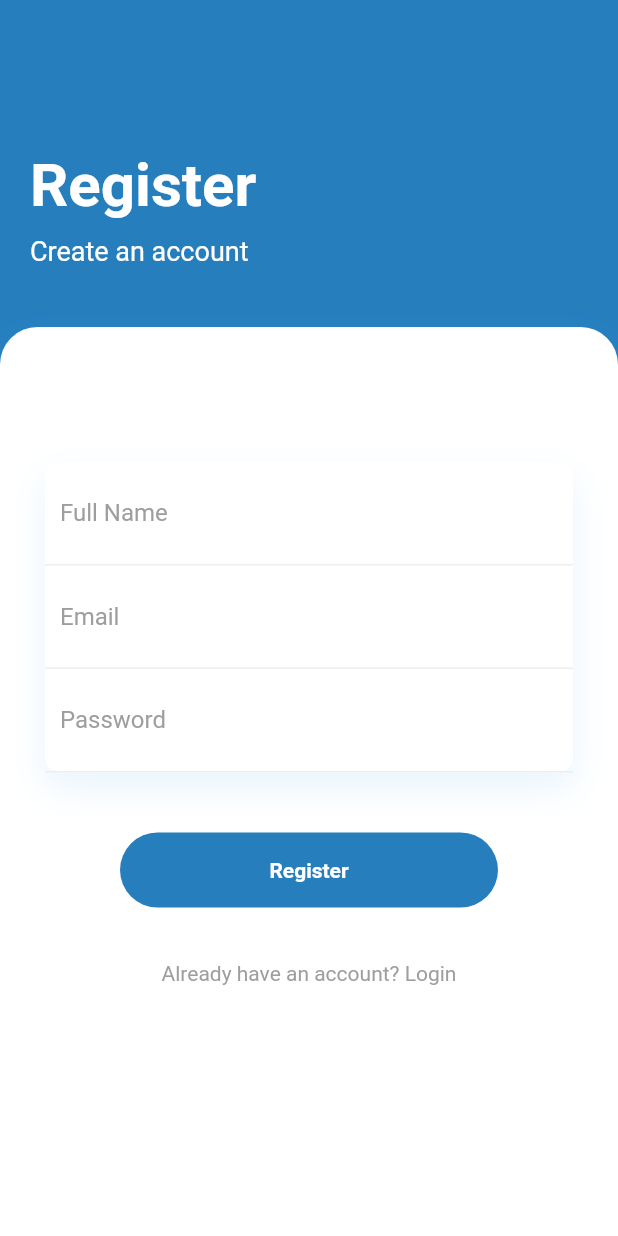
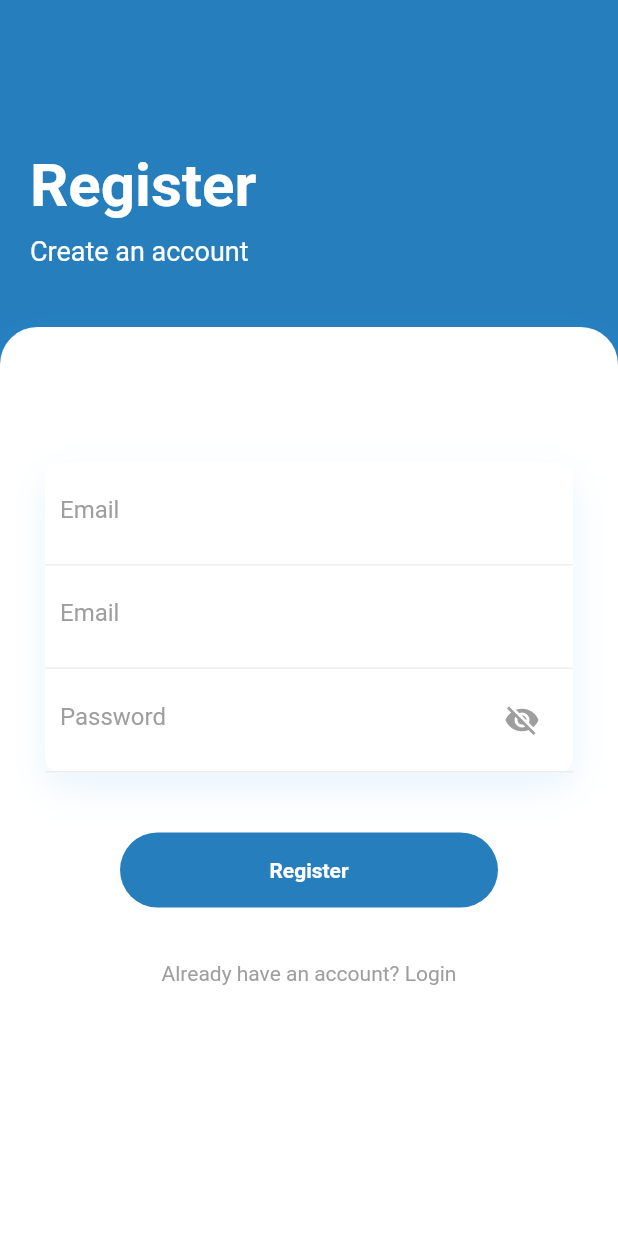
Before and after one commit to kauanhindlmayer/mental-health-app, a Flutter app: the screen it shows after launch, after a tap on "Login", after a tap on "Don't have an account? Register", on a phone screen of 412 x 824 dp. Run offline on Flutter 3.47's test engine with Material 2 defaults, Android fonts, the phone set to English and light mode, and no system bars; our stand-ins replace cloud_firestore, firebase_auth, firebase_core, font_awesome_flutter; accounts and stored records are empty.

Commit message:
feat: form container widget

```diff
--- a/lib/app_router.dart
+++ b/lib/app_router.dart
@@ -1,6 +1,8 @@
+import 'package:firebase_auth/firebase_auth.dart';
 import 'package:flutter/material.dart';
+import 'package:mentalhealthapp/components/splash_screen.dart';
 import 'package:mentalhealthapp/pages/authentication/login_page.dart';
-import 'package:mentalhealthapp/pages/authentication/registration_page.dart';
+import 'package:mentalhealthapp/pages/authentication/sign_up_page.dart';
 import 'package:mentalhealthapp/pages/consultants/consultant_formulary_page.dart';
 import 'package:mentalhealthapp/pages/exercises/exercise_formulary_page.dart';
 import 'package:mentalhealthapp/pages/home/home_page.dart';
@@ -9,7 +11,16 @@ import 'package:mentalhealthapp/pages/messages/messages_page.dart';
 class AppRoutes {
   static Map<String, WidgetBuilder> getRoutes() {
     return {
-      '/register': (context) => const RegistrationPage(),
+      '/': (context) => SplashScreen(
+            child: StreamBuilder<User?>(
+              stream: FirebaseAuth.instance.authStateChanges(),
+              builder: (context, snapshot) {
+                if (!snapshot.hasData) return const LoginPage();
+                return const HomePage();
+              },
+            ),
+          ),
+      '/sign-up': (context) => const SignUpPage(),
       '/login': (context) => const LoginPage(),
       '/home': (context) => const HomePage(),
       '/messages': (context) => const MessagesPage(),
--- a/lib/components/custom_tile.dart
+++ b/lib/components/custom_tile.dart
@@ -29,11 +29,11 @@ class CustomTile extends StatelessWidget {
           color: MyColors.primary_white,
           borderRadius: BorderRadius.circular(16.0),
           border: Border.all(
-            color: MyColors.quaternary_gray,
+            color: MyColors.primary_black,
           ),
           boxShadow: const [
             BoxShadow(
-              color: MyColors.quaternary_gray,
+              color: MyColors.primary_black,
               spreadRadius: 1,
               blurRadius: 5,
               offset: Offset(0, 2),
--- /dev/null
+++ b/lib/components/form_container_widget.dart
@@ -0,0 +1,80 @@
+// ignore_for_file: library_private_types_in_public_api
+
+import 'package:flutter/material.dart';
+import 'package:mentalhealthapp/utils/colors.dart';
+
+class FormContainerWidget extends StatefulWidget {
+  final TextEditingController? controller;
+  final Key? fieldKey;
+  final bool? isPasswordField;
+  final String? hintText;
+  final String? labelText;
+  final String? helperText;
+  final FormFieldSetter<String>? onSaved;
+  final FormFieldValidator<String>? validator;
+  final ValueChanged<String>? onFieldSubmitted;
+  final TextInputType? inputType;
+
+  const FormContainerWidget(
+      {super.key,
+      this.controller,
+      this.isPasswordField,
+      this.fieldKey,
+      this.hintText,
+      this.labelText,
+      this.helperText,
+      this.onSaved,
+      this.validator,
+      this.onFieldSubmitted,
+      this.inputType});
+
+  @override
+  _FormContainerWidgetState createState() => _FormContainerWidgetState();
+}
+
+class _FormContainerWidgetState extends State<FormContainerWidget> {
+  bool _obscureText = true;
+
+  @override
+  Widget build(BuildContext context) {
+    return Container(
+      padding: const EdgeInsets.all(10),
+      decoration: BoxDecoration(
+        border: Border(
+          bottom: BorderSide(
+            color: Colors.grey[200]!,
+          ),
+        ),
+      ),
+      child: TextFormField(
+        controller: widget.controller,
+        keyboardType: widget.inputType,
+        key: widget.fieldKey,
+        obscureText: widget.isPasswordField == true ? _obscureText : false,
+        onSaved: widget.onSaved,
+        validator: widget.validator,
+        onFieldSubmitted: widget.onFieldSubmitted,
+        decoration: InputDecoration(
+          border: InputBorder.none,
+          hintText: widget.hintText,
+          hintStyle: const TextStyle(color: MyColors.quaternary_gray),
+          suffixIcon: GestureDetector(
+            onTap: () {
+              setState(() {
+                _obscureText = !_obscureText;
+              });
+            },
+            child: widget.isPasswordField == true
+                ? Icon(
+                    _obscureText ? Icons.visibility_off : Icons.visibility,
+                    color: _obscureText == false
+                        ? MyColors.primary_blue
+                        : MyColors.quaternary_gray,
+                  )
+                : const Text(""),
+          ),
+        ),
+      ),
+    );
+  }
+}
--- /dev/null
+++ b/lib/components/splash_screen.dart
@@ -0,0 +1,41 @@
+import 'package:flutter/material.dart';
+import 'package:mentalhealthapp/utils/colors.dart';
+
+class SplashScreen extends StatefulWidget {
+  final Widget? child;
+  const SplashScreen({super.key, this.child});
+
+  @override
+  State<SplashScreen> createState() => _SplashScreenState();
+}
+
+class _SplashScreenState extends State<SplashScreen> {
+  @override
+  void initState() {
+    Future.delayed(const Duration(seconds: 3), () {
+      Navigator.pushAndRemoveUntil(
+        context,
+        MaterialPageRoute(builder: (context) => widget.child!),
+        (route) => false,
+      );
+    });
+    super.initState();
+  }
+
+  @override
+  Widget build(BuildContext context) {
+    return const Scaffold(
+      backgroundColor: MyColors.primary_blue,
+      body: Center(
+        child: Text(
+          "Mental Health App",
+          style: TextStyle(
+            color: MyColors.primary_white,
+            fontWeight: FontWeight.bold,
+            fontSize: 20,
+          ),
+        ),
+      ),
+    );
+  }
+}
--- a/lib/main.dart
+++ b/lib/main.dart
@@ -1,9 +1,6 @@
-import 'package:firebase_auth/firebase_auth.dart';
 import 'package:firebase_core/firebase_core.dart';
 import 'package:flutter/material.dart';
 import 'package:mentalhealthapp/app_router.dart';
-import 'package:mentalhealthapp/pages/authentication/login_page.dart';
-import 'package:mentalhealthapp/pages/home/home_page.dart';
 import 'package:mentalhealthapp/settings/firebase_options.dart';
 
 Future main() async {
@@ -21,13 +18,6 @@ class MyApp extends StatelessWidget {
       debugShowCheckedModeBanner: false,
       initialRoute: '/',
       routes: AppRoutes.getRoutes(),
-      home: StreamBuilder<User?>(
-        stream: FirebaseAuth.instance.authStateChanges(),
-        builder: (context, snapshot) {
-          if (!snapshot.hasData) return const LoginPage();
-          return const HomePage();
-        },
-      ),
     );
   }
 }
--- a/lib/pages/authentication/login_page.dart
+++ b/lib/pages/authentication/login_page.dart
@@ -2,7 +2,8 @@
 
 import 'package:flutter/material.dart';
 import 'package:font_awesome_flutter/font_awesome_flutter.dart';
-import 'package:mentalhealthapp/services/authentication_service.dart';
+import 'package:mentalhealthapp/components/form_container_widget.dart';
+import 'package:mentalhealthapp/services/firebase_auth_service.dart';
 import 'package:mentalhealthapp/utils/colors.dart';
 
 class LoginPage extends StatefulWidget {
@@ -26,7 +27,7 @@ class _LoginPageState extends State<LoginPage> {
 
     setState(() => _loading = true);
 
-    await AuthenticationService().signInWithEmailAndPassword(email, password);
+    await FirebaseAuthService().signInWithEmailAndPassword(email, password);
 
     setState(() => _loading = false);
   }
@@ -110,16 +111,7 @@ class _LoginPageState extends State<LoginPage> {
                           key: _formKey,
                           child: Column(
                             children: <Widget>[
-                              Container(
-                                padding: const EdgeInsets.all(10),
-                                decoration: BoxDecoration(
-                                  border: Border(
-                                    bottom: BorderSide(
-                                      color: Colors.grey[200]!,
-                                    ),
-                                  ),
-                                ),
-                                child: TextFormField(
+                              FormContainerWidget(
                                 controller: _emailController,
                                 validator: (value) {
                                   if (value == null || value.isEmpty) {
@@ -127,23 +119,9 @@ class _LoginPageState extends State<LoginPage> {
                                   }
                                   return null;
                                 },
-                                  decoration: const InputDecoration(
-                                    hintText: "Email or Phone number",
-                                    hintStyle: TextStyle(color: Colors.grey),
-                                    border: InputBorder.none,
+                                hintText: "Email",
                               ),
-                                ),
-                              ),
-                              Container(
-                                padding: const EdgeInsets.all(10),
-                                decoration: BoxDecoration(
-                                  border: Border(
-                                    bottom: BorderSide(
-                                      color: Colors.grey[200]!,
-                                    ),
-                                  ),
-                                ),
-                                child: TextFormField(
+                              FormContainerWidget(
                                 controller: _passwordController,
                                 validator: (value) {
                                   if (value == null || value.isEmpty) {
@@ -151,13 +129,8 @@ class _LoginPageState extends State<LoginPage> {
                                   }
                                   return null;
                                 },
-                                  obscureText: true,
-                                  decoration: const InputDecoration(
+                                isPasswordField: true,
                                 hintText: "Password",
-                                    hintStyle: TextStyle(color: Colors.grey),
-                                    border: InputBorder.none,
-                                  ),
-                                ),
                               ),
                             ],
                           ),
@@ -275,7 +248,7 @@ class _LoginPageState extends State<LoginPage> {
                         padding: const EdgeInsets.all(36.0),
                         child: GestureDetector(
                           onTap: () {
-                            Navigator.pushNamed(context, '/register');
+                            Navigator.pushNamed(context, '/sign-up');
                           },
                           child: const Text(
                             "Don't have an account? Register",
--- a/lib/pages/authentication/registration_page.dart
+++ b/lib/pages/authentication/sign_up_page.dart
@@ -1,17 +1,18 @@
 // ignore_for_file: library_private_types_in_public_api
 
 import 'package:flutter/material.dart';
-import 'package:mentalhealthapp/services/authentication_service.dart';
+import 'package:mentalhealthapp/components/form_container_widget.dart';
+import 'package:mentalhealthapp/services/firebase_auth_service.dart';
 import 'package:mentalhealthapp/utils/colors.dart';
 
-class RegistrationPage extends StatefulWidget {
-  const RegistrationPage({Key? key}) : super(key: key);
+class SignUpPage extends StatefulWidget {
+  const SignUpPage({Key? key}) : super(key: key);
 
   @override
-  _RegistrationPageState createState() => _RegistrationPageState();
+  _SignUpPageState createState() => _SignUpPageState();
 }
 
-class _RegistrationPageState extends State<RegistrationPage> {
+class _SignUpPageState extends State<SignUpPage> {
   bool _loading = false;
   final _formKey = GlobalKey<FormState>();
   final TextEditingController _fullNameController = TextEditingController();
@@ -26,7 +27,7 @@ class _RegistrationPageState extends State<RegistrationPage> {
 
     setState(() => _loading = true);
 
-    await AuthenticationService().registerWithEmailAndPassword(email, password);
+    await FirebaseAuthService().signUpWithEmailAndPassword(email, password);
 
     setState(() => _loading = false);
   }
@@ -110,16 +111,7 @@ class _RegistrationPageState extends State<RegistrationPage> {
                           key: _formKey,
                           child: Column(
                             children: <Widget>[
-                              Container(
-                                padding: const EdgeInsets.all(10),
-                                decoration: BoxDecoration(
-                                  border: Border(
-                                    bottom: BorderSide(
-                                      color: Colors.grey[200]!,
-                                    ),
-                                  ),
-                                ),
-                                child: TextFormField(
+                              FormContainerWidget(
                                 controller: _fullNameController,
                                 validator: (value) {
                                   if (value == null || value.isEmpty) {
@@ -127,23 +119,9 @@ class _RegistrationPageState extends State<RegistrationPage> {
                                   }
                                   return null;
                                 },
-                                  decoration: const InputDecoration(
-                                    hintText: "Full Name",
-                                    hintStyle: TextStyle(color: Colors.grey),
-                                    border: InputBorder.none,
+                                hintText: "Email",
                               ),
-                                ),
-                              ),
-                              Container(
-                                padding: const EdgeInsets.all(10),
-                                decoration: BoxDecoration(
-                                  border: Border(
-                                    bottom: BorderSide(
-                                      color: Colors.grey[200]!,
-                                    ),
-                                  ),
-                                ),
-                                child: TextFormField(
+                              FormContainerWidget(
                                 controller: _emailController,
                                 validator: (value) {
                                   if (value == null || value.isEmpty) {
@@ -151,37 +129,18 @@ class _RegistrationPageState extends State<RegistrationPage> {
                                   }
                                   return null;
                                 },
-                                  decoration: const InputDecoration(
                                 hintText: "Email",
-                                    hintStyle: TextStyle(color: Colors.grey),
-                                    border: InputBorder.none,
                               ),
-                                ),
-                              ),
-                              Container(
-                                padding: const EdgeInsets.all(10),
-                                decoration: BoxDecoration(
-                                  border: Border(
-                                    bottom: BorderSide(
-                                      color: Colors.grey[200]!,
-                                    ),
-                                  ),
-                                ),
-                                child: TextFormField(
+                              FormContainerWidget(
                                 controller: _passwordController,
-                                  obscureText: true,
                                 validator: (value) {
                                   if (value == null || value.isEmpty) {
                                     return 'Please enter your password';
                                   }
                                   return null;
                                 },
-                                  decoration: const InputDecoration(
+                                isPasswordField: true,
                                 hintText: "Password",
-                                    hintStyle: TextStyle(color: Colors.grey),
-                                    border: InputBorder.none,
-                                  ),
-                                ),
                               ),
                             ],
                           ),
--- a/lib/utils/colors.dart
+++ b/lib/utils/colors.dart
@@ -11,7 +11,8 @@ class MyColors {
   static const Color primary_gray = Color(0xFFF2F7FF);
   static const Color secondary_gray = Color(0xFFCCCCCC);
   static const Color tertiary_gray = Color(0xFF303E65);
-  static const Color quaternary_gray = Color(0x33CCCCCC);
+  static const Color quaternary_gray = Color(0xFF9E9E9E);
+  static const Color primary_black = Color(0x33CCCCCC);
   static const Color relationship_category = Color(0xFF9E6AF4);
   static const Color education_category = Color(0xFFFF9060);
   static const Color career_category = Color(0xFF267ebd);
```
Also changed, not shown: lib/pages/consultants/consultant_formulary_page.dart (+28 -37 lines), lib/pages/exercises/exercise_formulary_page.dart (+25 -33 lines), lib/services/authentication_service.dart (deleted, +0 -42 lines), lib/services/firebase_auth_service.dart (added, +39 -0 lines). Lines whose indentation alone changed are shown as unchanged.
